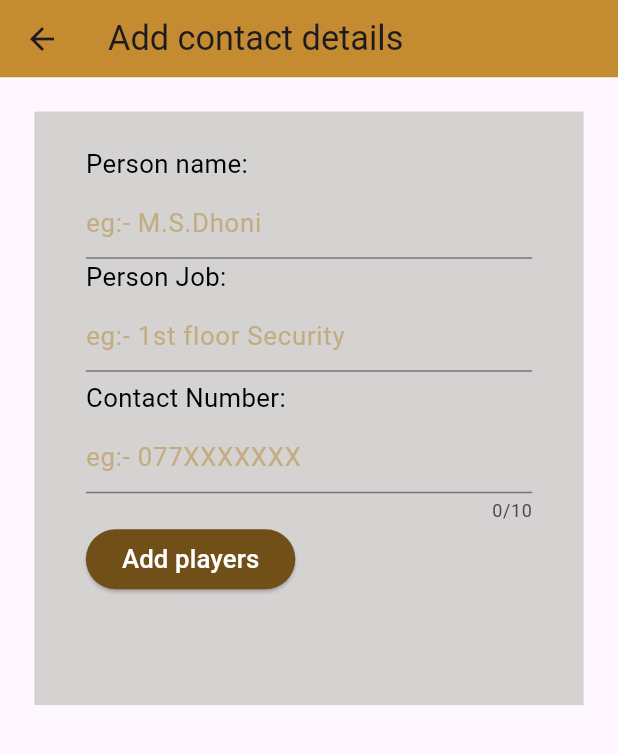
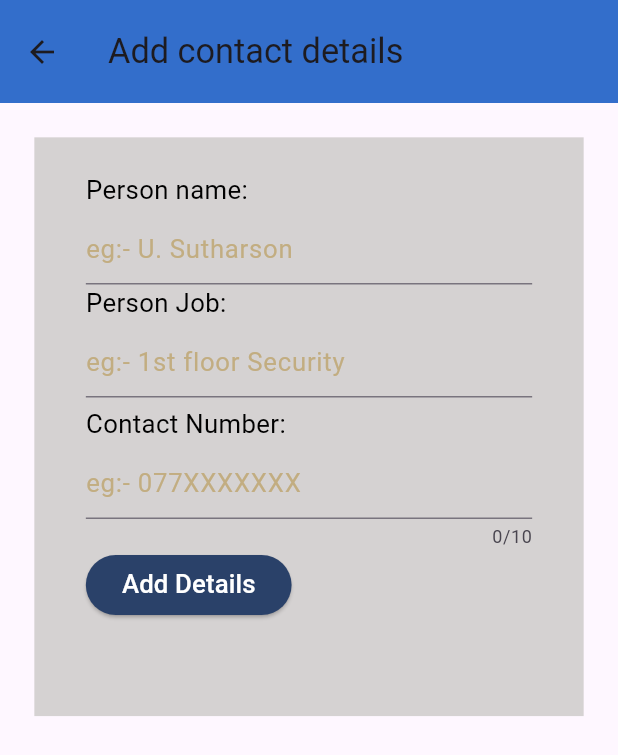
Before and after one commit to AbinayanRatna/shopping_mall_flutter, a Flutter app: the AdminAddContacts screen opened directly, on a phone screen of 412 x 824 dp. Shown: the top 755 px of the screen. Run offline on Flutter 3.47's test engine with Material 3 defaults, Android fonts, the phone set to English and light mode, and no system bars; drawn by our look-alikes of firebase_database; our stand-ins replace firebase_core, firebase_storage, flutter_screenutil, flutter_svg, fluttertoast, image_picker; accounts and stored records are empty; generated files the repository leaves out were written again.

Commit message:
CRUD operations

```diff
--- a/lib/AdminContactDetails.dart
+++ b/lib/AdminContactDetails.dart
@@ -2,8 +2,8 @@ import 'package:flutter/material.dart';
 import 'package:flutter_screenutil/flutter_screenutil.dart';
 import 'package:firebase_database/firebase_database.dart';
 import 'package:firebase_database/ui/firebase_animated_list.dart';
-import 'package:firebase_storage/firebase_storage.dart';
 import 'package:uuid/uuid.dart';
+import 'package:fluttertoast/fluttertoast.dart';
 
 class AdminAddContacts extends StatefulWidget {
   const AdminAddContacts({super.key});
@@ -84,8 +84,8 @@ class _AdminAddContacts extends State<AdminAddContacts> {
       resizeToAvoidBottomInset: false,
       appBar: AppBar(
         title: Text("Add contact details", style: TextStyle(fontSize: 20.sp)),
-        backgroundColor: const Color.fromRGBO(197, 139, 48, 1.0),
-        toolbarHeight: 45.w,
+        backgroundColor: const Color.fromRGBO(51, 110, 203, 1.0),
+        toolbarHeight: 60.w,
       ),
       body: Column(
         children: [
@@ -120,7 +120,7 @@ class _AdminAddContacts extends State<AdminAddContacts> {
                                   hintStyle: TextStyle(
                                       color:
                                       Color.fromRGBO(194, 173, 129, 1.0)),
-                                  hintText: "eg:- M.S.Dhoni"),
+                                  hintText: "eg:- U. Sutharson"),
                               style: (TextStyle(
                                   color: Colors.indigo, fontSize: 15.w)),
                             ),
@@ -176,7 +176,7 @@ class _AdminAddContacts extends State<AdminAddContacts> {
                             child: ElevatedButton(
                               style: ElevatedButton.styleFrom(
                                   backgroundColor:
-                                  const Color.fromRGBO(112, 79, 25, 1.0)),
+                                  const Color.fromRGBO(42, 65, 105, 1.0)),
                               onPressed: () {
                                 setState(() {
                                   uuid = Uuid().v4();
@@ -185,6 +185,7 @@ class _AdminAddContacts extends State<AdminAddContacts> {
                                       .child('Contact_Details')
                                       .child(uuid);
                                 });
+                                if(contactNumberController.text.length==10){
                                   Map<String, String> players = {
                                     'name': contactNameController.text.trim(),
                                     'contact': contactNumberController.text.toString(),
@@ -192,9 +193,12 @@ class _AdminAddContacts extends State<AdminAddContacts> {
                                     'job':contactJobController.text.trim()
                                   };
                                   dbRef2.set(players);
+                                }else{
+                                  Fluttertoast.showToast(msg: "Invalid contact Number",toastLength: Toast.LENGTH_SHORT);
+                                }
                               },
                               child: Text(
-                                "Add players",
+                                "Add Details",
                                 style: TextStyle(
                                     color: Colors.white, fontSize: 15.w),
                               ),
```
Lines whose indentation alone changed are shown as unchanged.
